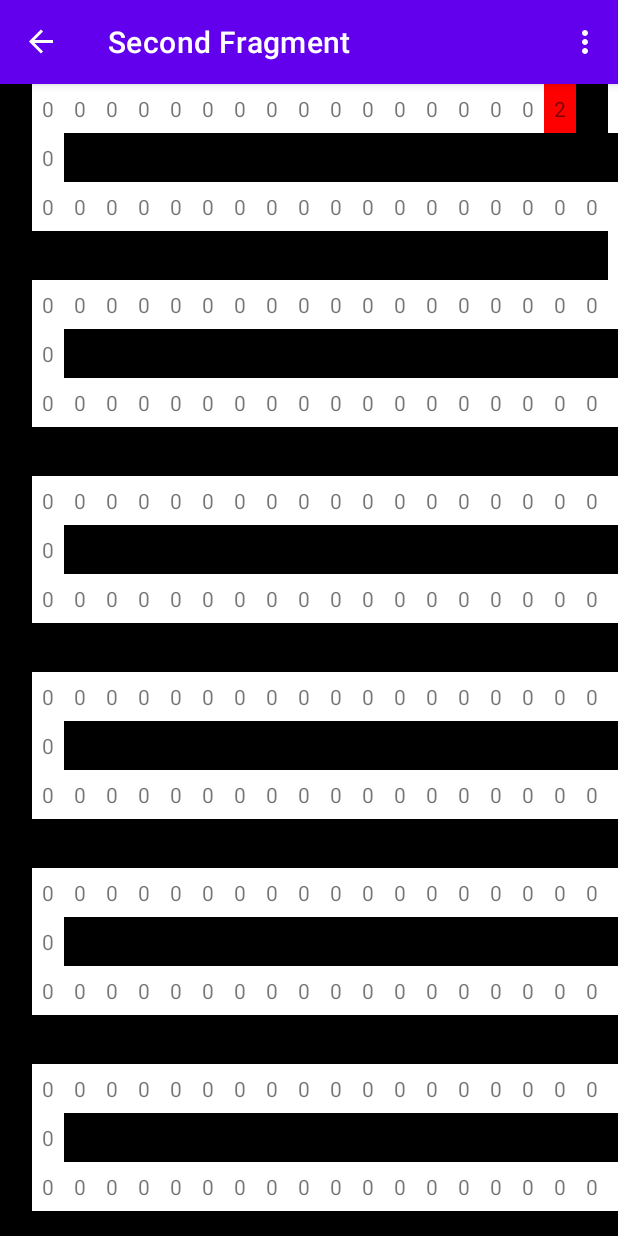
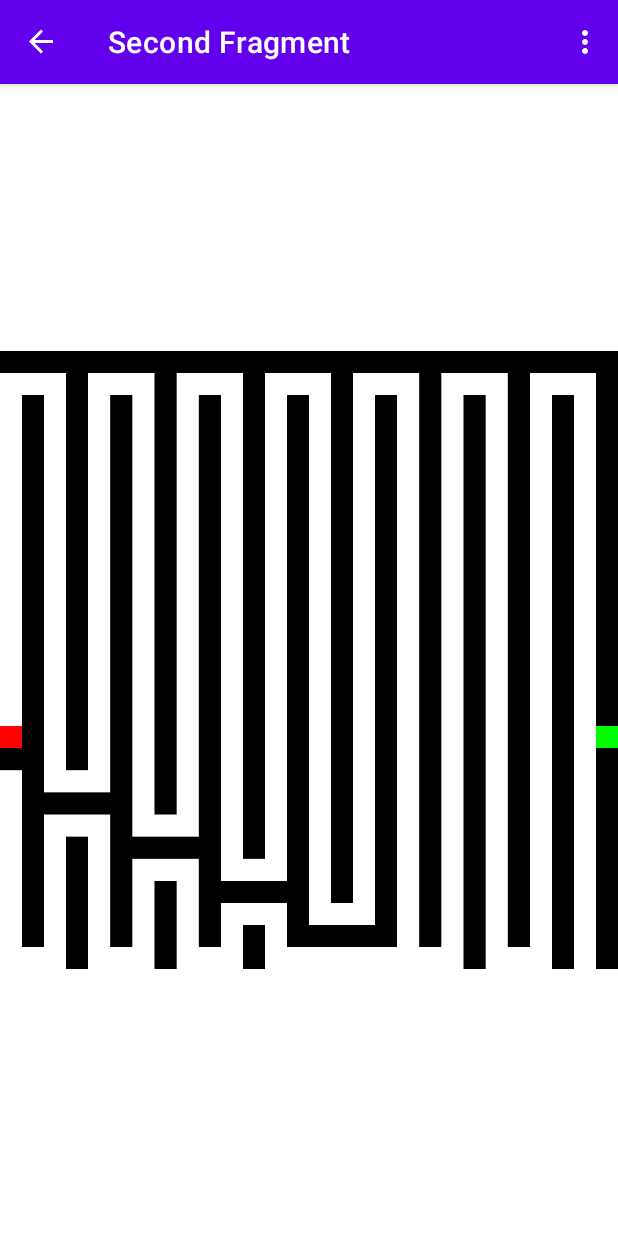
Before and after one commit to kueschallCarl/MUC_Projektarbeit, an Android app: the SecondFragment screen opened through its navigation route, on a phone screen of 412 x 824 dp. Run offline under Robolectric (Android 15) with nearby library versions, the phone set to English and light mode, and no system bars; our stand-ins replace navigation-ui; libraries missing offline, so code that uses them is left out: org.eclipse.paho; 9 statements that could not run were skipped.

Commit message:
better visualization with canvas.drawRect()

```diff
--- a/Menu_Template/app/src/main/java/com/example/menu_template/SecondFragment.java
+++ b/Menu_Template/app/src/main/java/com/example/menu_template/SecondFragment.java
@@ -1,13 +1,14 @@
 package com.example.menu_template;
 
-import android.content.Context;
+import android.graphics.Bitmap;
+import android.graphics.Canvas;
+import android.graphics.Color;
+import android.graphics.Paint;
 import android.os.Bundle;
 import android.view.LayoutInflater;
 import android.view.View;
 import android.view.ViewGroup;
-import android.widget.TableLayout;
-import android.widget.TableRow;
-import android.widget.TextView;
+import android.widget.ImageView;
 
 import androidx.annotation.NonNull;
 import androidx.core.content.ContextCompat;
@@ -34,53 +35,58 @@ public class SecondFragment extends Fragment {
         gameLogic = new GameLogic(requireContext());
         int[][] labyrinth = gameLogic.getLabyrinth();
 
-        TableLayout tableLayout = view.findViewById(R.id.tableLayout);
+        // Create a new bitmap to draw the labyrinth
+        int cellSize = 50;
+        int width = labyrinth.length * cellSize;
+        int height = labyrinth[0].length * cellSize;
+        Bitmap bitmap = Bitmap.createBitmap(width, height, Bitmap.Config.ARGB_8888);
+        Canvas canvas = new Canvas(bitmap);
 
-        // Clear the existing views from the TableLayout
-        tableLayout.removeAllViews();
+        // Clear the canvas
+        canvas.drawColor(Color.WHITE);
 
-        // Get the color resources using ContextCompat
-        int colorEmptyCell = ContextCompat.getColor(requireContext(), R.color.colorEmptyCell);
-        int colorWall = ContextCompat.getColor(requireContext(), R.color.colorWall);
-        int colorStart = ContextCompat.getColor(requireContext(), R.color.colorStart);
-        int colorEnd = ContextCompat.getColor(requireContext(), R.color.colorEnd);
+        // Create the paint objects for different cell colors
+        Paint emptyCellPaint = new Paint();
+        emptyCellPaint.setColor(ContextCompat.getColor(requireContext(), R.color.colorEmptyCell));
 
-        // Set the layout parameters for the TableLayout
-        TableLayout.LayoutParams tableParams = new TableLayout.LayoutParams(ViewGroup.LayoutParams.MATCH_PARENT, ViewGroup.LayoutParams.MATCH_PARENT);
-        tableLayout.setLayoutParams(tableParams);
+        Paint wallPaint = new Paint();
+        wallPaint.setColor(ContextCompat.getColor(requireContext(), R.color.colorWall));
 
-        // Iterate over the labyrinth and create TableRow and TextView for each cell
+        Paint startPaint = new Paint();
+        startPaint.setColor(ContextCompat.getColor(requireContext(), R.color.colorStart));
+
+        Paint endPaint = new Paint();
+        endPaint.setColor(ContextCompat.getColor(requireContext(), R.color.colorEnd));
+
+        // Draw the labyrinth on the canvas
         for (int i = 0; i < labyrinth.length; i++) {
-            TableRow tableRow = new TableRow(requireContext());
+            for (int j = 0; j < labyrinth[i].length; j++) {
+                int cellValue = labyrinth[i][j];
+                float left = i * cellSize;
+                float top = j * cellSize;
+                float right = left + cellSize;
+                float bottom = top + cellSize;
 
-            for (int j = 0; j < labyrinth[i].length; j++) {
-                TextView textView = new TextView(requireContext());
-                textView.setText(String.valueOf(labyrinth[i][j]));
-                textView.setPadding(10, 10, 10, 10);
-
-                // Customize the appearance based on the cell value
-                switch (labyrinth[i][j]) {
+                switch (cellValue) {
                     case 0:
-                        textView.setBackgroundColor(colorEmptyCell);
+                        canvas.drawRect(left, top, right, bottom, emptyCellPaint);
                         break;
                     case 1:
-                        textView.setBackgroundColor(colorWall);
+                        canvas.drawRect(left, top, right, bottom, wallPaint);
                         break;
                     case 2:
-                        textView.setBackgroundColor(colorStart);
+                        canvas.drawRect(left, top, right, bottom, startPaint);
                         break;
                     case 3:
-                        textView.setBackgroundColor(colorEnd);
+                        canvas.drawRect(left, top, right, bottom, endPaint);
                         break;
                 }
+            }
+        }
 
-                tableRow.addView(textView);
-            }
-
-            tableLayout.addView(tableRow);
-        }
+        ImageView labyrinthImageView = view.findViewById(R.id.labyrinthImageView);
+        labyrinthImageView.setImageBitmap(bitmap);
     }
-
     @Override
     public void onDestroyView() {
         gameLogic.mqttManager.publishToTopic("1", Constants.FINISHED_TOPIC);
--- a/Menu_Template/app/src/main/res/layout/fragment_second.xml
+++ b/Menu_Template/app/src/main/res/layout/fragment_second.xml
@@ -10,15 +10,19 @@
         android:layout_width="wrap_content"
         android:layout_height="wrap_content"
         android:orientation="vertical"
-        app:layout_constraintGuide_percent="0.5" />
+        app:layout_constraintGuide_percent="0.0" />
 
-    <TableLayout
-        android:id="@+id/tableLayout"
+    <ImageView
+        android:id="@+id/labyrinthImageView"
         android:layout_width="0dp"
         android:layout_height="0dp"
+        android:scaleType="centerInside"
         app:layout_constraintBottom_toBottomOf="parent"
         app:layout_constraintEnd_toEndOf="parent"
         app:layout_constraintStart_toStartOf="@+id/guideline"
-        app:layout_constraintTop_toTopOf="parent" />
+        app:layout_constraintTop_toTopOf="parent"
+        app:layout_constraintWidth_default="wrap"
+        app:layout_constraintHeight_default="wrap"
+        app:layout_constraintDimensionRatio="1:1" />
 
 </androidx.constraintlayout.widget.ConstraintLayout>
```
